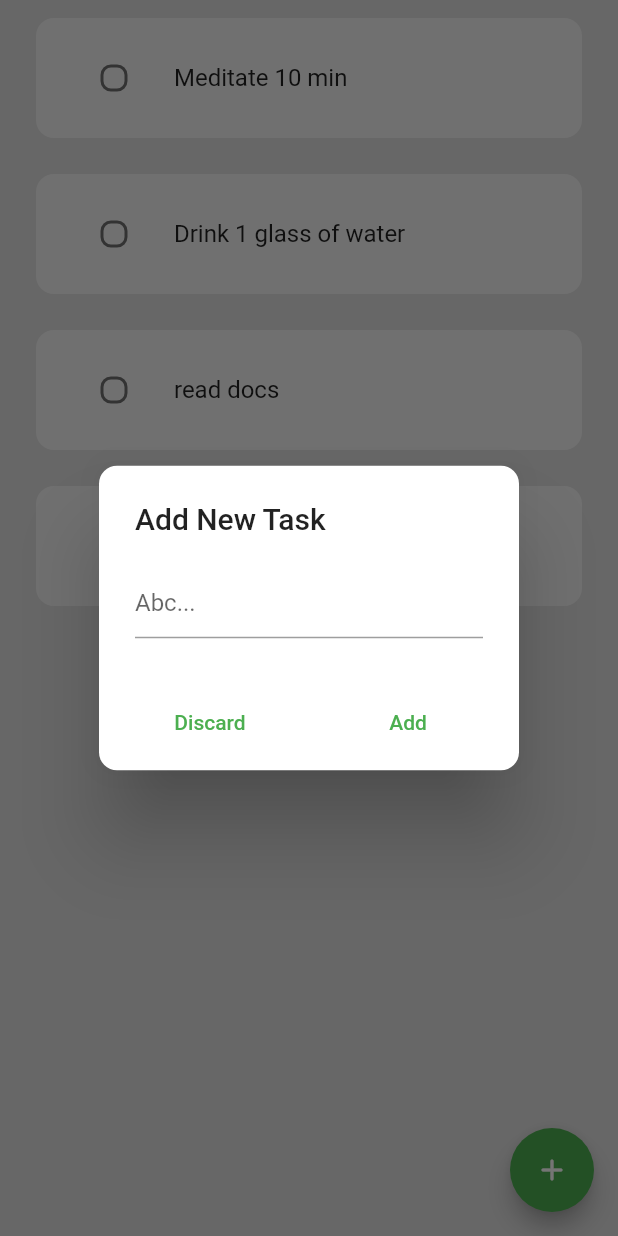
After one commit to MyoThuKha/habbit-tracker, a Flutter app: the screen it shows after launch, after a tap on the "add" icon, on a phone screen of 412 x 824 dp. The commit adds this screen. Run offline on Flutter 3.47's test engine with Material 2 defaults, Android fonts, the phone set to English and light mode, and no system bars; drawn by our look-alikes of flutter_slidable; our stand-ins replace hive; accounts and stored records are empty.

Commit message:
created habitcreate

```diff
--- /dev/null
+++ b/lib/components/create.dart
@@ -0,0 +1,36 @@
+import "package:flutter/material.dart";
+
+class CreateHabit extends StatelessWidget {
+  final TextEditingController controller;
+  final VoidCallback addTask;
+  const CreateHabit(
+      {super.key, required this.controller, required this.addTask});
+
+  @override
+  Widget build(BuildContext context) {
+    return AlertDialog(
+      title: const Text("Add New Task"),
+      content: TextField(
+        controller: controller,
+        decoration: const InputDecoration(
+          hintText: "Abc...",
+        ),
+      ),
+      actions: [
+        Row(
+          mainAxisAlignment: MainAxisAlignment.spaceAround,
+          children: [
+            TextButton(
+                onPressed: () {
+                  Navigator.pop(context);
+                  controller.clear();
+                },
+                child: const Text("Discard")),
+            TextButton(onPressed: () => addTask(), child: const Text("Add")),
+          ],
+        ),
+      ],
+      shape: RoundedRectangleBorder(borderRadius: BorderRadius.circular(12)),
+    );
+  }
+}
--- a/lib/pages/home.dart
+++ b/lib/pages/home.dart
@@ -1,5 +1,7 @@
 import 'package:flutter/material.dart';
+import 'package:habit_tracker/components/create.dart';
 import 'package:habit_tracker/components/tile.dart';
+import 'package:hive/hive.dart';
 
 class HomePage extends StatefulWidget {
   const HomePage({super.key});
@@ -31,7 +33,6 @@ class _HomePageState extends State<HomePage> {
       setState(() {
         task.insert(0, {"text": controller.text, "finished": false});
       });
-
       Navigator.pop(context);
       controller.clear();
     }
@@ -49,34 +50,19 @@ class _HomePageState extends State<HomePage> {
     return showDialog(
       context: context,
       builder: (context) {
-        return AlertDialog(
-          title: const Text("Add New Task"),
-          content: TextField(
-            controller: controller,
-            decoration: const InputDecoration(
-              hintText: "Abc...",
-            ),
-          ),
-          actions: [
-            Row(
-              mainAxisAlignment: MainAxisAlignment.spaceAround,
-              children: [
-                TextButton(
-                    onPressed: () {
-                      Navigator.pop(context);
-                      controller.clear();
-                    },
-                    child: const Text("Discard")),
-                TextButton(
-                    onPressed: () => addTask(), child: const Text("Add")),
-              ],
-            ),
-          ],
-          shape:
-              RoundedRectangleBorder(borderRadius: BorderRadius.circular(12)),
+        return CreateHabit(
+          controller: controller,
+          addTask: addTask,
         );
       },
     );
+  }
+
+  final data = Hive.box('HABITS_DB');
+
+  @override
+  void initState() {
+    super.initState();
   }
 
   @override
@@ -90,9 +76,7 @@ class _HomePageState extends State<HomePage> {
     return Scaffold(
       backgroundColor: Colors.grey[300],
       floatingActionButton: FloatingActionButton(
-        onPressed: () {
-          showAddBox();
-        },
+        onPressed: () => showAddBox(),
         child: const Icon(Icons.add_rounded),
       ),
       body: ListView.builder(
```
